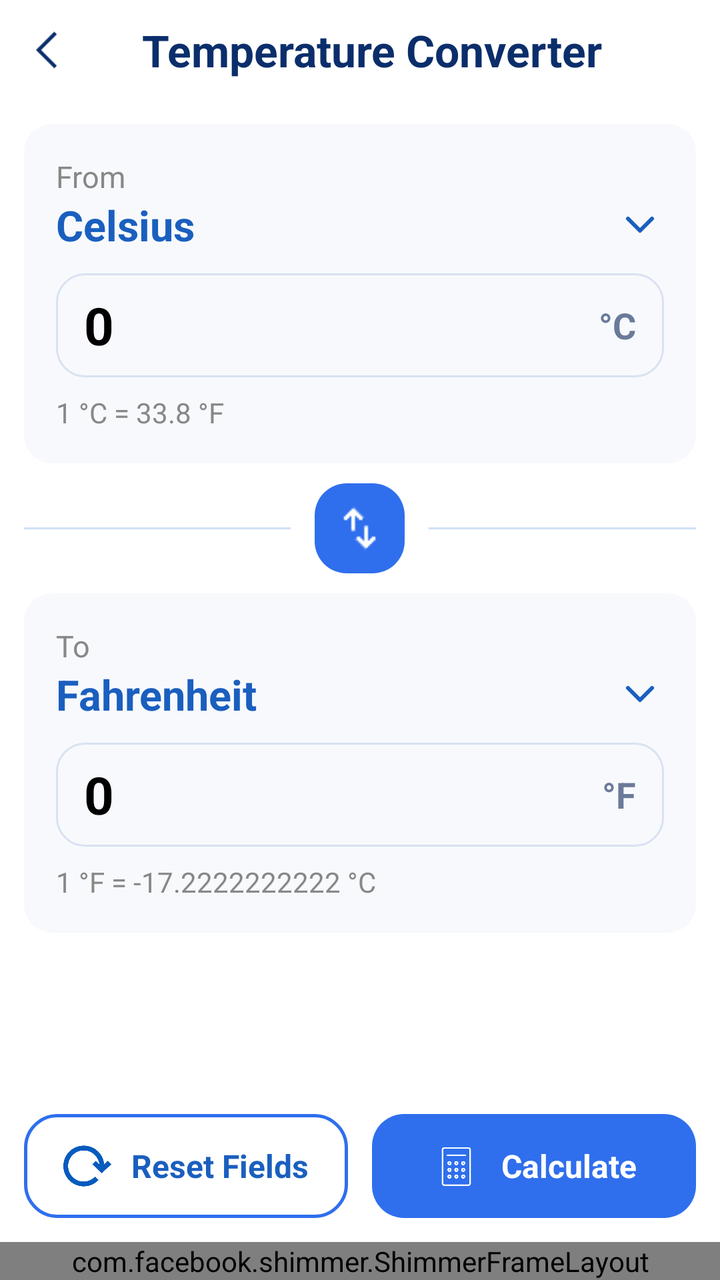
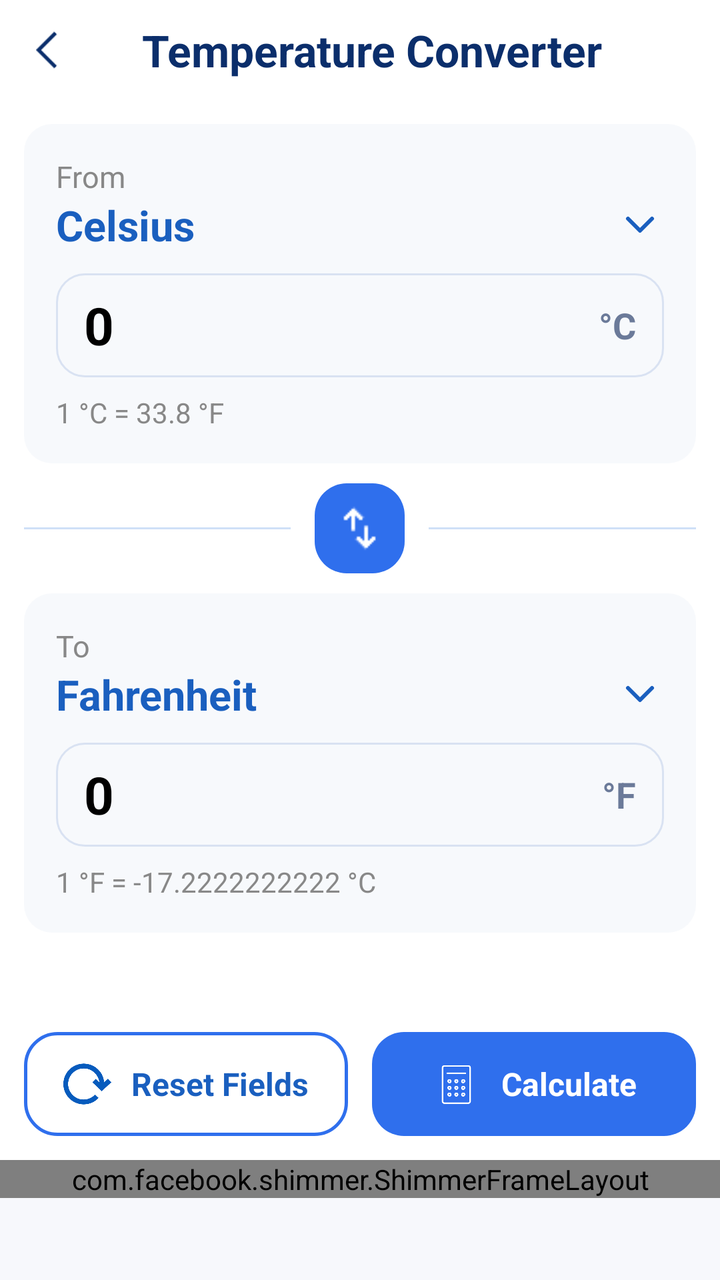

An Android layout rendered at two revisions. The XML below is the earlier revision; the diff shows what the commit changed to produce the second picture.
<!-- AndroidManifest.xml: application theme Theme.LoanSmart -->
<!-- res/layout/activity_temperature_converter.xml -->
<?xml version="1.0" encoding="utf-8"?>
<LinearLayout
    xmlns:android="http://schemas.android.com/apk/res/android"
    xmlns:app="http://schemas.android.com/apk/res-auto"
    android:id="@+id/main"
    android:layout_width="match_parent"
    android:layout_height="match_parent"
    android:background="@color/background_color"
    android:orientation="vertical">

    <com.google.android.material.appbar.MaterialToolbar
        android:id="@+id/headerLayout"
        android:layout_width="match_parent"
        android:layout_height="50dp"
        android:background="@color/background_color"
        android:gravity="center_vertical"
        android:paddingStart="18dp"
        android:paddingEnd="18dp">

        <ImageView
            android:id="@+id/backButton"
            android:layout_width="22dp"
            android:layout_height="30dp"
            android:layout_gravity="center_vertical"
            android:src="@drawable/back_ic"
            app:tint="@color/header_blue_dark" />

        <TextView
            android:layout_width="wrap_content"
            android:layout_height="wrap_content"
            android:layout_gravity="center"
            android:layout_marginStart="12dp"
            android:text="Temperature Converter"
            android:textColor="@color/header_blue_dark"
            android:textSize="22sp"
            android:textStyle="bold" />

    </com.google.android.material.appbar.MaterialToolbar>


    <LinearLayout
        android:layout_width="match_parent"
        android:layout_height="0dp"
        android:layout_weight="1"
        android:orientation="vertical"
        android:padding="12dp">

        
        <LinearLayout
            android:layout_width="match_parent"
            android:layout_height="wrap_content"
            android:background="@drawable/cash_fild_bg"
            android:orientation="vertical"
            android:padding="16dp">

            <TextView
                android:layout_width="wrap_content"
                android:layout_height="wrap_content"
                android:text="From"
                android:textColor="@color/grey"
                android:textSize="15sp" />

            <LinearLayout
                android:id="@+id/fromUnitSelector"
                android:layout_width="match_parent"
                android:layout_height="wrap_content"
                android:background="?attr/selectableItemBackground"
                android:clickable="true"
                android:focusable="true"
                android:gravity="center_vertical"
                android:orientation="horizontal">

                <TextView
                    android:id="@+id/tvFromUnit"
                    android:layout_width="0dp"
                    android:layout_height="wrap_content"
                    android:layout_weight="1"
                    android:text="Celsius"
                    android:textColor="@color/header_blue_light"
                    android:textSize="21sp"
                    android:textStyle="bold" />

                <ImageView
                    android:layout_width="24dp"
                    android:layout_height="24dp"
                    android:src="@drawable/ic_dropdown"
                    app:tint="@color/header_blue_light" />

            </LinearLayout>

            <LinearLayout
                android:layout_width="match_parent"
                android:layout_height="52dp"
                android:layout_marginTop="10dp"
                android:background="@drawable/bg_input_field"
                android:gravity="center_vertical"
                android:orientation="horizontal"
                android:paddingStart="14dp"
                android:paddingEnd="14dp">

                <EditText
                    android:id="@+id/etFrom"
                    android:layout_width="0dp"
                    android:layout_height="match_parent"
                    android:layout_weight="1"
                    android:background="@null"
                    android:hint="0"
                    android:inputType="numberDecimal"
                    android:text="0"
                    android:textColor="@color/text_color"
                    android:textSize="26sp"
                    android:textStyle="bold" />

                <TextView
                    android:id="@+id/tvFromSymbol"
                    android:layout_width="wrap_content"
                    android:layout_height="wrap_content"
                    android:text="°C"
                    android:textColor="#6B7A99"
                    android:textSize="18sp"
                    android:textStyle="bold" />

            </LinearLayout>

            <TextView
                android:id="@+id/tvFromInfo"
                android:layout_width="wrap_content"
                android:layout_height="wrap_content"
                android:layout_marginTop="8dp"
                android:text="1 °C = 33.8 °F"
                android:textColor="@color/grey"
                android:textSize="14sp" />

        </LinearLayout>


        <LinearLayout
            android:layout_width="match_parent"
            android:layout_height="wrap_content"
            android:layout_marginTop="10dp"
            android:layout_marginBottom="10dp"
            android:gravity="center_vertical"
            android:orientation="horizontal">

            <View
                android:layout_width="0dp"
                android:layout_height="1dp"
                android:layout_weight="1"
                android:background="#CFE0F7" />

            <FrameLayout
                android:id="@+id/btnSwap"
                android:layout_width="45dp"
                android:layout_height="45dp"
                android:layout_marginStart="12dp"
                android:layout_marginEnd="12dp"
                android:background="@drawable/bg_button_primary"
                android:clickable="true"
                android:focusable="true">

                <ImageView
                    android:layout_width="25dp"
                    android:layout_height="25dp"
                    android:layout_gravity="center"
                    android:src="@drawable/swap_ic"
                    android:contentDescription="Swap units"
                    app:tint="#FFFFFF" />

            </FrameLayout>

            <View
                android:layout_width="0dp"
                android:layout_height="1dp"
                android:layout_weight="1"
                android:background="#CFE0F7" />

        </LinearLayout>


        
        <LinearLayout
            android:layout_width="match_parent"
            android:layout_height="wrap_content"
            android:background="@drawable/cash_fild_bg"
            android:orientation="vertical"
            android:padding="16dp">

            <TextView
                android:layout_width="wrap_content"
                android:layout_height="wrap_content"
                android:text="To"
                android:textColor="@color/grey"
                android:textSize="15sp" />

            <LinearLayout
                android:id="@+id/toUnitSelector"
                android:layout_width="match_parent"
                android:layout_height="wrap_content"
                android:background="?attr/selectableItemBackground"
                android:clickable="true"
                android:focusable="true"
                android:gravity="center_vertical"
                android:orientation="horizontal">

                <TextView
                    android:id="@+id/tvToUnit"
                    android:layout_width="0dp"
                    android:layout_height="wrap_content"
                    android:layout_weight="1"
                    android:text="Fahrenheit"
                    android:textColor="@color/header_blue_light"
                    android:textSize="21sp"
                    android:textStyle="bold" />

                <ImageView
                    android:layout_width="24dp"
                    android:layout_height="24dp"
                    android:src="@drawable/ic_dropdown"
                    app:tint="@color/header_blue_light" />

            </LinearLayout>

            <LinearLayout
                android:layout_width="match_parent"
                android:layout_height="52dp"
                android:layout_marginTop="10dp"
                android:background="@drawable/bg_input_field"
                android:gravity="center_vertical"
                android:orientation="horizontal"
                android:paddingStart="14dp"
                android:paddingEnd="14dp">

                <EditText
                    android:id="@+id/etTo"
                    android:layout_width="0dp"
                    android:layout_height="match_parent"
                    android:layout_weight="1"
                    android:background="@null"
                    android:hint="0"
                    android:inputType="numberDecimal"
                    android:text="0"
                    android:textColor="@color/text_color"
                    android:textSize="26sp"
                    android:textStyle="bold" />

                <TextView
                    android:id="@+id/tvToSymbol"
                    android:layout_width="wrap_content"
                    android:layout_height="wrap_content"
                    android:text="°F"
                    android:textColor="#6B7A99"
                    android:textSize="18sp"
                    android:textStyle="bold" />

            </LinearLayout>

            <TextView
                android:id="@+id/tvToInfo"
                android:layout_width="wrap_content"
                android:layout_height="wrap_content"
                android:layout_marginTop="8dp"
                android:text="1 °F = -17.2222222222 °C"
                android:textColor="@color/grey"
                android:textSize="14sp" />

        </LinearLayout>

        
        <View
            android:layout_width="match_parent"
            android:layout_height="0dp"
            android:layout_weight="1"
            android:minHeight="48dp" />

        
        <LinearLayout
            android:layout_width="match_parent"
            android:layout_height="wrap_content"
            android:layout_marginTop="16dp"
            android:orientation="horizontal">

            <LinearLayout
                android:id="@+id/btnReset"
                android:layout_width="0dp"
                android:layout_height="52dp"
                android:layout_marginEnd="6dp"
                android:layout_weight="1"
                android:background="@drawable/bg_button_outline"
                android:clickable="true"
                android:focusable="true"
                android:gravity="center"
                android:orientation="horizontal">

                <ImageView
                    android:layout_width="24dp"
                    android:layout_height="24dp"
                    android:src="@drawable/reset_ic" />

                <TextView
                    android:layout_width="wrap_content"
                    android:layout_height="wrap_content"
                    android:layout_marginStart="10dp"
                    android:text="Reset Fields"
                    android:textColor="@color/header_blue_light"
                    android:textSize="16sp"
                    android:textStyle="bold" />

            </LinearLayout>

            <LinearLayout
                android:id="@+id/btnCalculate"
                android:layout_width="0dp"
                android:layout_height="52dp"
                android:layout_marginStart="6dp"
                android:layout_weight="1"
                android:background="@drawable/bg_button_primary"
                android:clickable="true"
                android:focusable="true"
                android:gravity="center"
                android:orientation="horizontal">

                <ImageView
                    android:layout_width="25dp"
                    android:layout_height="25dp"
                    android:src="@drawable/calculator_ic"
                    app:tint="@color/white" />

                <TextView
                    android:layout_width="wrap_content"
                    android:layout_height="wrap_content"
                    android:layout_marginStart="10dp"
                    android:text="Calculate"
                    android:textColor="@color/white"
                    android:textSize="16sp"
                    android:textStyle="bold" />

            </LinearLayout>

        </LinearLayout>

    </LinearLayout>
    <FrameLayout
        android:id="@+id/bannerContainer"
        android:layout_width="match_parent"
        android:layout_height="wrap_content"
        android:background="@color/screen_bg"
        android:gravity="center">

        <include
            layout="@layout/banner_shimmer_layout"
            android:layout_width="match_parent"
            android:layout_height="wrap_content" />
    </FrameLayout>
</LinearLayout>
<!-- res/layout/banner_shimmer_layout.xml (included above) -->
<?xml version="1.0" encoding="utf-8"?>
<com.facebook.shimmer.ShimmerFrameLayout xmlns:android="http://schemas.android.com/apk/res/android"
    xmlns:app="http://schemas.android.com/apk/res-auto"
    xmlns:tools="http://schemas.android.com/tools"
    android:id="@+id/shimmer_banner_container"
    android:layout_width="match_parent"
    android:layout_height="60dp"
    app:shimmer_auto_start="true"
    app:shimmer_base_color="@color/shimer_base_color"
    tools:ignore="MissingClass">

    <androidx.appcompat.widget.LinearLayoutCompat
        android:layout_width="match_parent"
        android:layout_height="match_parent"
        android:background="@color/white"
        android:gravity="center"
        android:orientation="horizontal">

        <androidx.appcompat.widget.AppCompatTextView
            android:layout_width="16dp"
            android:layout_height="16dp"
            android:layout_gravity="top"
            android:layout_marginStart="2dp"
            android:layout_marginTop="2dp"
            android:background="@drawable/ads_icon"
            android:gravity="center"
            android:text="@string/ad"
            android:textColor="@color/white"
            android:textSize="11sp" />

        <androidx.appcompat.widget.AppCompatImageView
            android:layout_width="40dp"
            android:layout_height="40dp"
            android:layout_margin="8dp"
            android:background="@color/lightTransparent"
            android:scaleType="centerCrop"
            tools:ignore="ContentDescription" />

        <androidx.appcompat.widget.LinearLayoutCompat
            android:layout_width="0dp"
            android:layout_height="match_parent"
            android:layout_gravity="center"
            android:layout_marginEnd="5dp"
            android:layout_weight="1"
            android:gravity="center"
            android:orientation="vertical">

            <androidx.appcompat.widget.AppCompatTextView
                android:layout_width="match_parent"
                android:layout_height="wrap_content"
                android:layout_marginTop="5dp"
                android:layout_marginBottom="2dp"
                android:background="@color/lightTransparent"
                android:ellipsize="end"
                android:lines="1"
                android:textColor="@android:color/black"
                android:textSize="15sp" />

            <androidx.appcompat.widget.AppCompatTextView
                android:layout_width="170dp"
                android:layout_height="wrap_content"
                android:layout_gravity="start"
                android:layout_marginTop="2dp"
                android:layout_marginBottom="5dp"
                android:background="@color/lightTransparent"
                android:ellipsize="end"
                android:lines="1"
                android:textColor="@android:color/darker_gray"
                android:textSize="14sp" />

        </androidx.appcompat.widget.LinearLayoutCompat>

        <androidx.appcompat.widget.LinearLayoutCompat
            android:layout_width="100dp"
            android:layout_height="match_parent"
            android:layout_gravity="center"
            android:layout_marginTop="5dp"
            android:layout_marginEnd="5dp"
            android:layout_marginBottom="5dp"
            android:background="@drawable/bg_card_ads"
            android:backgroundTint="@color/lightTransparent"
            android:gravity="center"
            android:textColor="@android:color/white"
            android:textSize="12sp" />

    </androidx.appcompat.widget.LinearLayoutCompat>

</com.facebook.shimmer.ShimmerFrameLayout>
<!-- resources referenced by this layout -->
<resources>
  <color name="background_color">#FFFFFF</color>
  <color name="grey">#888</color>
  <color name="header_blue_dark">#0B2E6B</color>
  <color name="header_blue_light">#1A5FBF</color>
  <color name="lightTransparent">#16000000</color>
  <color name="screen_bg">#F7F8FC</color>
  <color name="shimer_base_color">#979595</color>
  <color name="text_color">#FF000000</color>
  <color name="white">#FFFFFF</color>
  <!-- drawable ads_icon (drawable) -->
  <?xml version="1.0" encoding="utf-8"?>
  <shape xmlns:android="http://schemas.android.com/apk/res/android">
      <solid android:color="#0E204A" />
      <corners android:radius="16dp" />
  </shape>
  <!-- drawable bg_button_outline (drawable) -->
  <?xml version="1.0" encoding="utf-8"?>
  <shape xmlns:android="http://schemas.android.com/apk/res/android"
      android:shape="rectangle">
  
      <solid android:color="@android:color/transparent" />
  
      <stroke
          android:width="1.5dp"
          android:color="@color/gradient_end" />
  
      <corners android:radius="16dp" />
  
      <padding
          android:left="12dp"
          android:top="8dp"
          android:right="12dp"
          android:bottom="8dp" />
  
  </shape>
  <!-- drawable bg_button_primary (drawable) -->
  <?xml version="1.0" encoding="utf-8"?>
  <shape xmlns:android="http://schemas.android.com/apk/res/android"
      android:shape="rectangle">
  
      <solid android:color="@color/gradient_end" />
  
      <corners android:radius="16dp" />
  
      <padding
          android:left="12dp"
          android:top="8dp"
          android:right="12dp"
          android:bottom="8dp" />
  
  </shape>
  <!-- drawable bg_card_ads (drawable) -->
  <?xml version="1.0" encoding="utf-8"?>
  <shape xmlns:android="http://schemas.android.com/apk/res/android"
      android:shape="rectangle">
      <corners android:radius="10dp" />
      <solid android:color="@color/white" />
      <stroke
          android:width="1dp"
          android:color="@color/white" />
  </shape>
  <!-- drawable bg_input_field (drawable) -->
  <?xml version="1.0" encoding="utf-8"?>
  <shape xmlns:android="http://schemas.android.com/apk/res/android"
      android:shape="rectangle">
  
      <solid android:color="#F7F9FC" />
  
      <stroke
          android:width="1dp"
          android:color="#D9E2F2" />
  
      <corners android:radius="14dp" />
  
      <padding
          android:left="16dp"
          android:top="8dp"
          android:right="16dp"
          android:bottom="8dp" />
  
  </shape>
  <!-- drawable cash_fild_bg (drawable) -->
  <?xml version="1.0" encoding="utf-8"?>
  <shape xmlns:android="http://schemas.android.com/apk/res/android"
      android:shape="rectangle">
  
      <solid android:color="#F7F9FC" />
  
      <corners android:radius="14dp" />
  
      <padding
          android:left="16dp"
          android:top="8dp"
          android:right="16dp"
          android:bottom="8dp" />
  
  </shape>
  <!-- drawable ic_dropdown (drawable) -->
  <?xml version="1.0" encoding="utf-8"?>
  <vector xmlns:android="http://schemas.android.com/apk/res/android"
      android:width="24dp"
      android:height="24dp"
      android:viewportWidth="24"
      android:viewportHeight="24">
  
      <path
          android:fillColor="@android:color/transparent"
          android:pathData="M6,9 L12,15 L18,9"
          android:strokeColor="#6FA800"
          android:strokeWidth="2"
          android:strokeLineCap="round"
          android:strokeLineJoin="round" />
  
  </vector>
  <!-- drawable swap_ic: png bitmap (drawable, 348 bytes) -->
  <string name="ad">Ad</string>
  <style name="Theme.LoanSmart" parent="Theme.Material3.DayNight.NoActionBar">
        
  
          <item name="colorPrimary">@color/primary_blue</item>
          <item name="colorOnPrimary">@color/white</item>
          <item name="android:statusBarColor">@color/header_blue_light</item>
          <item name="android:windowLightStatusBar">true</item>
          <item name="android:navigationBarColor">@color/white</item>
          <item name="android:windowBackground">@color/white</item>
      </style>
  <color name="gradient_end">#2F6FED</color>
  <color name="primary_blue">#1F6FEB</color>
  <!-- unchanged entries left out for length: 3 -->
</resources>

<!-- the commit's change to res/layout/activity_temperature_converter.xml (unified diff, before → after) -->
@@ -342,7 +342,7 @@
     <FrameLayout
         android:id="@+id/bannerContainer"
         android:layout_width="match_parent"
-        android:layout_height="wrap_content"
+        android:layout_height="60dp"
         android:background="@color/screen_bg"
         android:gravity="center">
 
